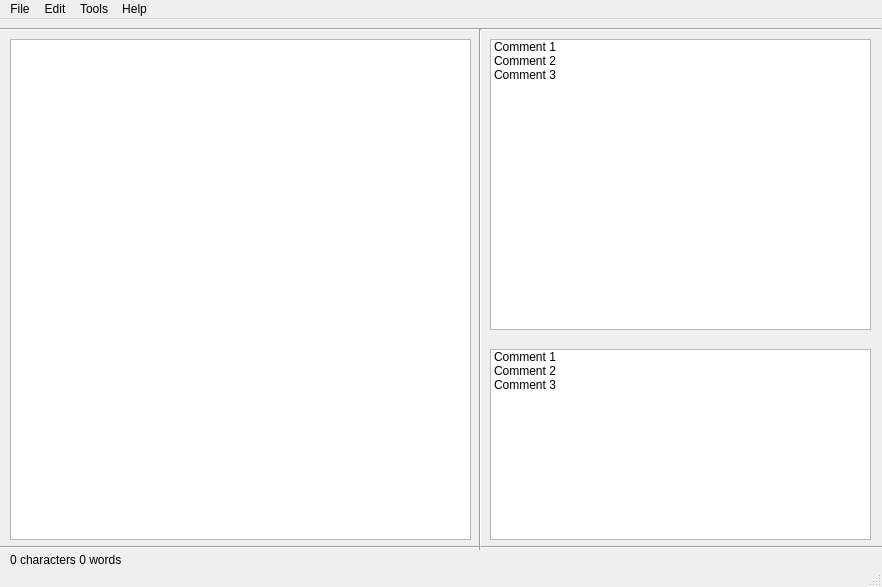
Before: the Qt Designer form Editor_window.ui in sidhiadkoli/flamingo, drawn with Qt 5.
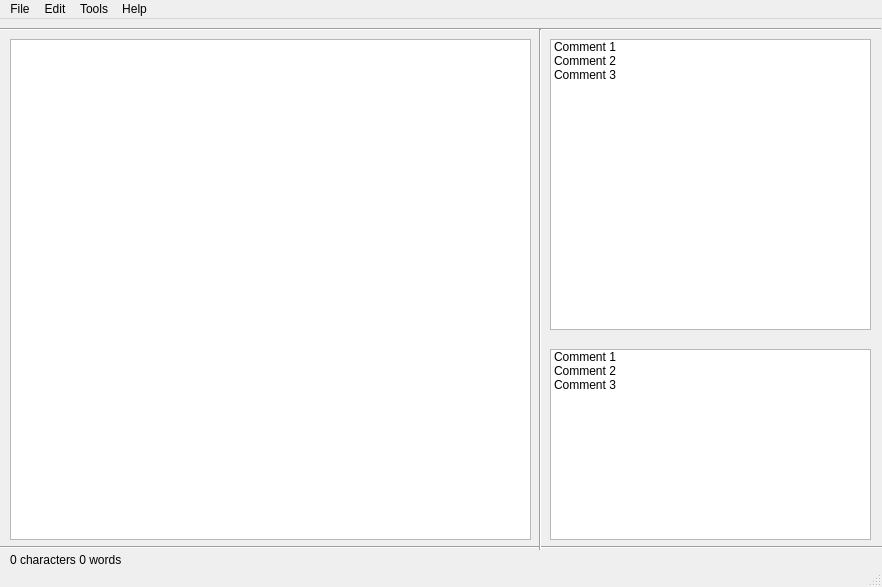
After: the same form once the commit is applied.

Commit message: Python file with modified UI for main window

Diff of the .ui file:
```diff
--- a/Editor_window.ui
+++ b/Editor_window.ui
@@ -43,7 +43,7 @@
    <widget class="Line" name="line_4">
     <property name="geometry">
      <rect>
-      <x>470</x>
+      <x>530</x>
       <y>10</y>
       <width>20</width>
       <height>521</height>
@@ -56,9 +56,9 @@
    <widget class="QListWidget" name="commentsListWidget">
     <property name="geometry">
      <rect>
-      <x>490</x>
+      <x>550</x>
       <y>20</y>
-      <width>381</width>
+      <width>321</width>
       <height>291</height>
      </rect>
     </property>
@@ -96,7 +96,7 @@
      <rect>
       <x>10</x>
       <y>20</y>
-      <width>461</width>
+      <width>521</width>
       <height>501</height>
      </rect>
     </property>
@@ -110,9 +110,9 @@
    <widget class="QListWidget" name="readabilityListWidget_2">
     <property name="geometry">
      <rect>
-      <x>490</x>
+      <x>550</x>
       <y>330</y>
-      <width>381</width>
+      <width>321</width>
       <height>191</height>
      </rect>
     </property>
```
The commit also changes 1 other file.
